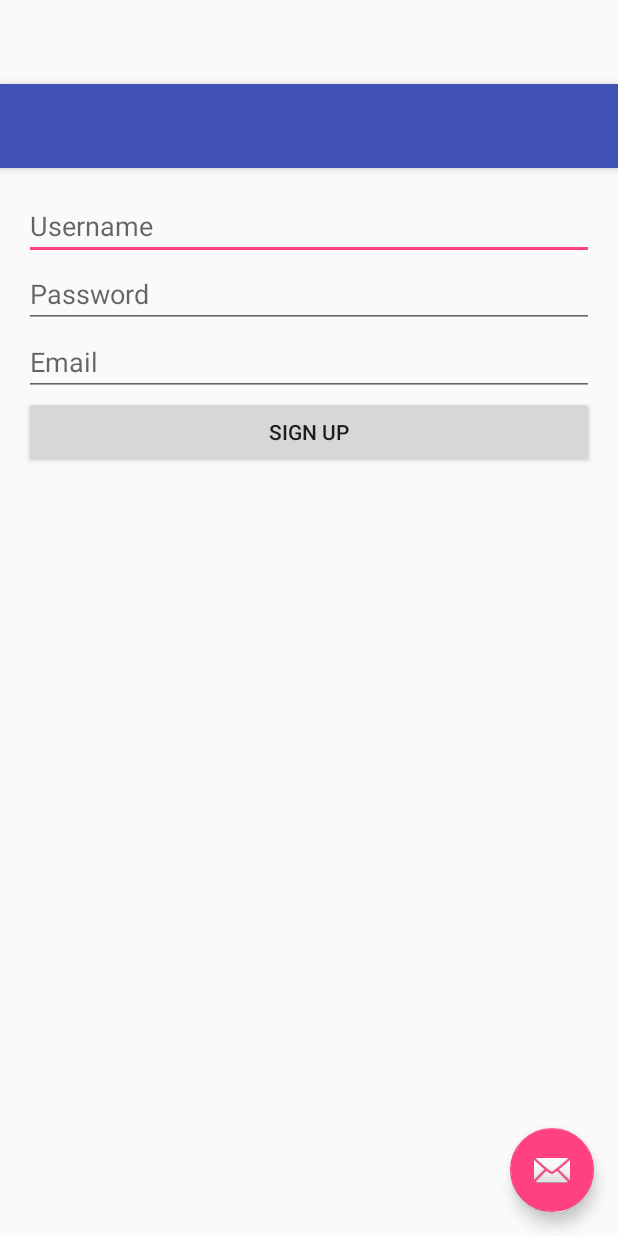
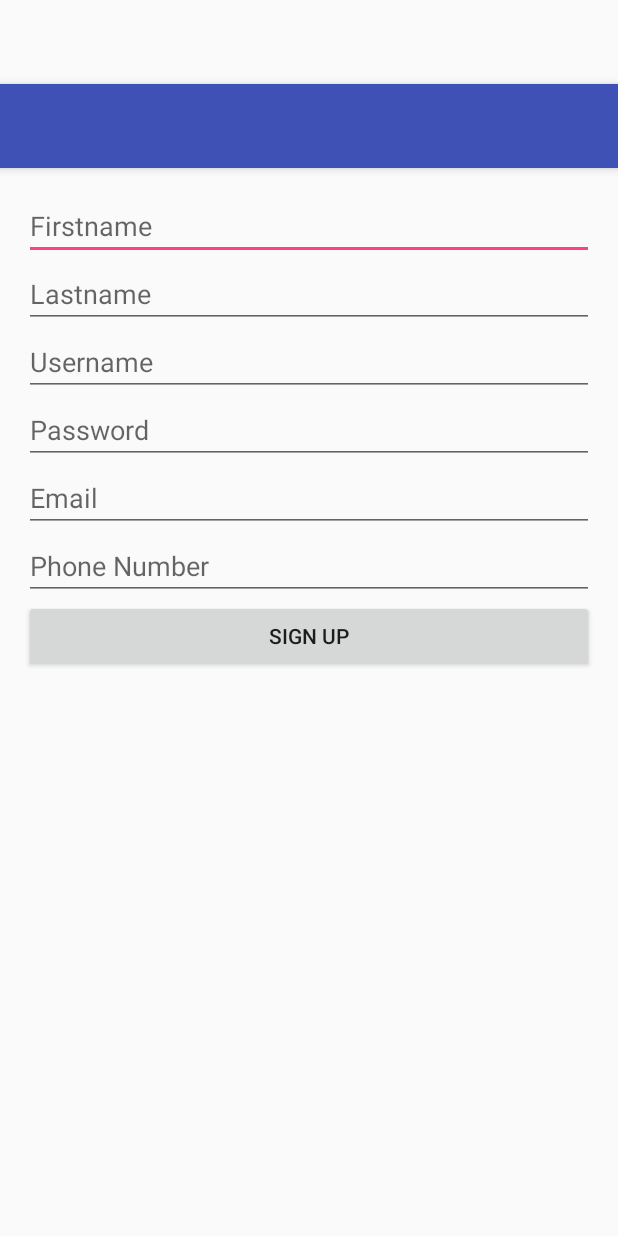
Before and after one commit to kirtan96/Sherpa, an Android app: the layout activity_sign_up.xml on its own in the app's theme, with its tools: preview values and no code run, on a phone screen of 412 x 824 dp. Run offline under Robolectric (Android 15) with nearby library versions, the phone set to English and light mode, and no system bars.

Commit message:
Addition to the sign up page

```diff
--- a/app/src/main/AndroidManifest.xml
+++ b/app/src/main/AndroidManifest.xml
@@ -4,6 +4,7 @@
 
     <uses-permission android:name="android.permission.INTERNET" />
     <uses-permission android:name="android.permission.ACCESS_NETWORK_STATE" />
+    <uses-permission android:name="android.permission.READ_PHONE_STATE"/>
 
     <application
         android:name=".SherpaApplication"
--- a/app/src/main/res/layout/activity_login.xml
+++ b/app/src/main/res/layout/activity_login.xml
@@ -17,9 +17,4 @@
 
     <include layout="@layout/content_login" />
 
-    <android.support.design.widget.FloatingActionButton android:id="@+id/fab"
-        android:layout_width="wrap_content" android:layout_height="wrap_content"
-        android:layout_gravity="bottom|end" android:layout_margin="@dimen/fab_margin"
-        android:src="@android:drawable/ic_dialog_email" />
-
 </android.support.design.widget.CoordinatorLayout>
--- a/app/src/main/res/layout/activity_main.xml
+++ b/app/src/main/res/layout/activity_main.xml
@@ -17,9 +17,4 @@
 
     <include layout="@layout/content_main" />
 
-    <android.support.design.widget.FloatingActionButton android:id="@+id/fab"
-        android:layout_width="wrap_content" android:layout_height="wrap_content"
-        android:layout_gravity="bottom|end" android:layout_margin="@dimen/fab_margin"
-        android:src="@android:drawable/ic_dialog_email" />
-
 </android.support.design.widget.CoordinatorLayout>
--- a/app/src/main/res/layout/activity_sign_up.xml
+++ b/app/src/main/res/layout/activity_sign_up.xml
@@ -17,9 +17,4 @@
 
     <include layout="@layout/content_sign_up" />
 
-    <android.support.design.widget.FloatingActionButton android:id="@+id/fab"
-        android:layout_width="wrap_content" android:layout_height="wrap_content"
-        android:layout_gravity="bottom|end" android:layout_margin="@dimen/fab_margin"
-        android:src="@android:drawable/ic_dialog_email" />
-
 </android.support.design.widget.CoordinatorLayout>
--- a/app/src/main/res/layout/content_sign_up.xml
+++ b/app/src/main/res/layout/content_sign_up.xml
@@ -12,12 +12,33 @@
     <EditText
         android:layout_width="match_parent"
         android:layout_height="wrap_content"
+        android:inputType="textPersonName"
+        android:ems="10"
+        android:id="@+id/firstName"
+        android:layout_alignParentTop="true"
+        android:layout_centerHorizontal="true"
+        android:hint="Firstname" />
+
+    <EditText
+        android:layout_width="match_parent"
+        android:layout_height="wrap_content"
+        android:inputType="textPersonName"
+        android:ems="10"
+        android:id="@+id/lastName"
+        android:layout_below="@+id/firstName"
+        android:layout_centerHorizontal="true"
+        android:hint="Lastname" />
+
+
+    <EditText
+        android:layout_width="match_parent"
+        android:layout_height="wrap_content"
         android:id="@+id/username"
-        android:layout_alignParentTop="true"
+        android:hint="Username"
+        android:singleLine="true"
+        android:layout_below="@+id/lastName"
         android:layout_alignParentLeft="true"
-        android:layout_alignParentStart="true"
-        android:hint="Username"
-        android:singleLine="true" />
+        android:layout_alignParentStart="true" />
 
     <EditText
         android:layout_width="match_parent"
@@ -48,8 +69,19 @@
         android:layout_height="wrap_content"
         android:text="Sign Up"
         android:id="@+id/signupButton"
-        android:layout_below="@+id/email"
+        android:layout_below="@+id/phoneNumber"
         android:layout_alignParentLeft="true"
         android:layout_alignParentStart="true" />
 
+    <EditText
+        android:layout_width="match_parent"
+        android:layout_height="wrap_content"
+        android:inputType="phone"
+        android:ems="10"
+        android:id="@+id/phoneNumber"
+        android:layout_below="@+id/email"
+        android:layout_centerHorizontal="true"
+        android:hint="Phone Number" />
+
+
 </RelativeLayout>
```
Also changed, not shown: app/src/main/java/com/sherpa/sherpa/MainActivity.java (+16 -10 lines), app/src/main/java/com/sherpa/sherpa/SignUpActivity.java (+42 -14 lines), app/src/main/res/layout/content_main.xml (+7 -2 lines).
